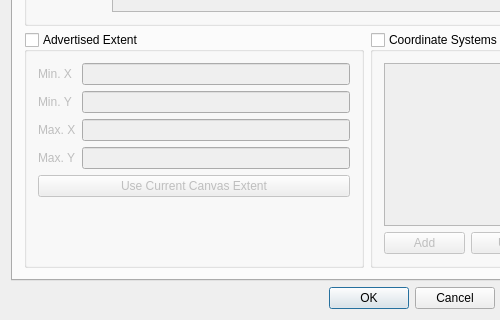
The window that qgis/src/ui/qgsprojectpropertiesbase.ui (sourcepole/qgis) describes before a commit, drawn with Qt 5; both pictures show x 0 to 500 and y 370 to 690 of the 678 by 690 pixel window.
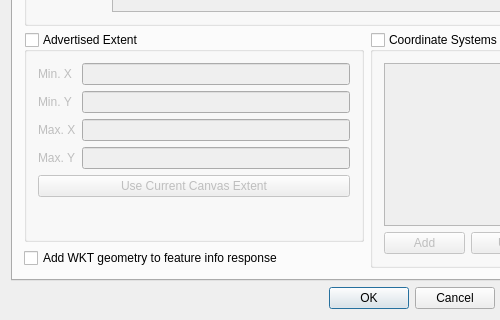
The same window after the commit. The open tabs and pages were chosen to show the change. Icons and pictures are not drawn. Custom widgets are drawn as their Qt base class.

Commit message: Server: only show wkt geometry in feature info response if selected by user

Diff of the .ui file:
```diff
--- a/qgis/src/ui/qgsprojectpropertiesbase.ui
+++ b/qgis/src/ui/qgsprojectpropertiesbase.ui
@@ -367,7 +367,7 @@
       <attribute name="title">
        <string>WMS Server</string>
       </attribute>
-      <layout class="QGridLayout" name="gridLayout_3">
+      <layout class="QGridLayout" name="gridLayout">
        <item row="0" column="0" colspan="2">
         <widget class="QGroupBox" name="grpWMSServiceCapabilities">
          <property name="title">
@@ -458,7 +458,7 @@
          </layout>
         </widget>
        </item>
-       <item row="3" column="0">
+       <item row="1" column="0">
         <widget class="QGroupBox" name="grpWMSExt">
          <property name="title">
           <string>Advertised Extent</string>
@@ -561,7 +561,7 @@
          </layout>
         </widget>
        </item>
-       <item row="3" column="1">
+       <item row="1" column="1" rowspan="2">
         <widget class="QGroupBox" name="grpWMSList">
          <property name="title">
           <string>Coordinate Systems Restrictions</string>
@@ -600,6 +600,13 @@
          </layout>
         </widget>
        </item>
+       <item row="2" column="0">
+        <widget class="QCheckBox" name="mAddWktGeometryCheckBox">
+         <property name="text">
+          <string>Add WKT geometry to feature info response</string>
+         </property>
+        </widget>
+       </item>
       </layout>
      </widget>
     </widget>
```
The commit also changes 7 other files.
